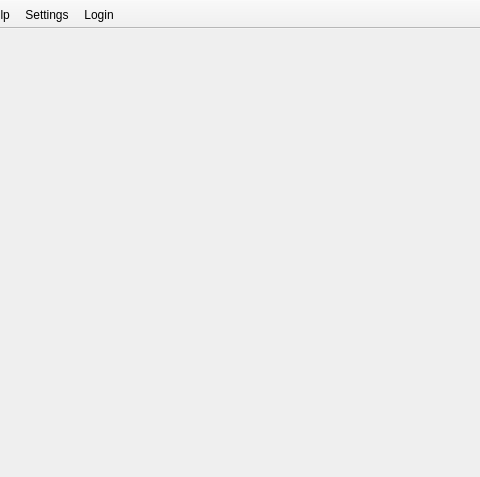
Qt form Ramses/mainwindow.ui (RxLaboratory/Ramses) before a commit; both pictures show x 206 to 686 and y 0 to 477 of the 893 by 477 pixel window.
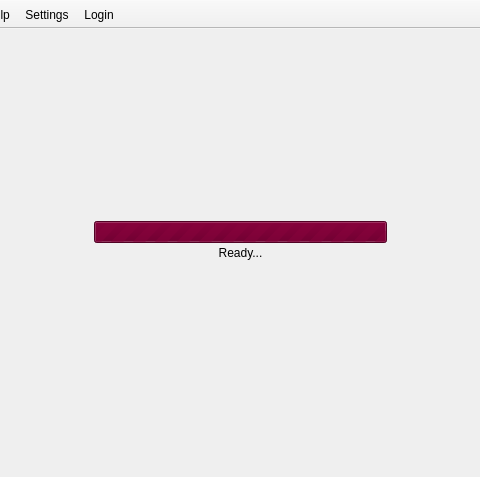
The same form after that commit. Icons and pictures are not drawn.

Diff of the .ui file:
```diff
--- a/Ramses/mainwindow.ui
+++ b/Ramses/mainwindow.ui
@@ -76,7 +76,7 @@
     <item>
      <widget class="QStackedWidget" name="mainStack">
       <property name="currentIndex">
-       <number>1</number>
+       <number>6</number>
       </property>
       <widget class="QWidget" name="loginPage">
        <layout class="QVBoxLayout" name="loginPageLayout">
@@ -863,6 +863,89 @@
         </item>
        </layout>
       </widget>
+      <widget class="QWidget" name="waitingPage">
+       <layout class="QGridLayout" name="gridLayout">
+        <item row="0" column="1">
+         <spacer name="verticalSpacer_7">
+          <property name="orientation">
+           <enum>Qt::Vertical</enum>
+          </property>
+          <property name="sizeHint" stdset="0">
+           <size>
+            <width>20</width>
+            <height>40</height>
+           </size>
+          </property>
+         </spacer>
+        </item>
+        <item row="1" column="2">
+         <spacer name="horizontalSpacer_4">
+          <property name="orientation">
+           <enum>Qt::Horizontal</enum>
+          </property>
+          <property name="sizeHint" stdset="0">
+           <size>
+            <width>40</width>
+            <height>20</height>
+           </size>
+          </property>
+         </spacer>
+        </item>
+        <item row="1" column="1">
+         <layout class="QVBoxLayout" name="verticalLayout_2">
+          <item>
+           <widget class="QProgressBar" name="waitingProgressBar">
+            <property name="maximum">
+             <number>0</number>
+            </property>
+            <property name="value">
+             <number>-1</number>
+            </property>
+            <property name="textVisible">
+             <bool>false</bool>
+            </property>
+           </widget>
+          </item>
+          <item>
+           <widget class="QLabel" name="waitingLabel">
+            <property name="text">
+             <string>Ready...</string>
+            </property>
+            <property name="alignment">
+             <set>Qt::AlignCenter</set>
+            </property>
+           </widget>
+          </item>
+         </layout>
+        </item>
+        <item row="1" column="0">
+         <spacer name="horizontalSpacer_3">
+          <property name="orientation">
+           <enum>Qt::Horizontal</enum>
+          </property>
+          <property name="sizeHint" stdset="0">
+           <size>
+            <width>40</width>
+            <height>20</height>
+           </size>
+          </property>
+         </spacer>
+        </item>
+        <item row="2" column="1">
+         <spacer name="verticalSpacer_8">
+          <property name="orientation">
+           <enum>Qt::Vertical</enum>
+          </property>
+          <property name="sizeHint" stdset="0">
+           <size>
+            <width>20</width>
+            <height>40</height>
+           </size>
+          </property>
+         </spacer>
+        </item>
+       </layout>
+      </widget>
      </widget>
     </item>
    </layout>
```
Left out of the diff: 2 changed lines with no effect on the pictures.
